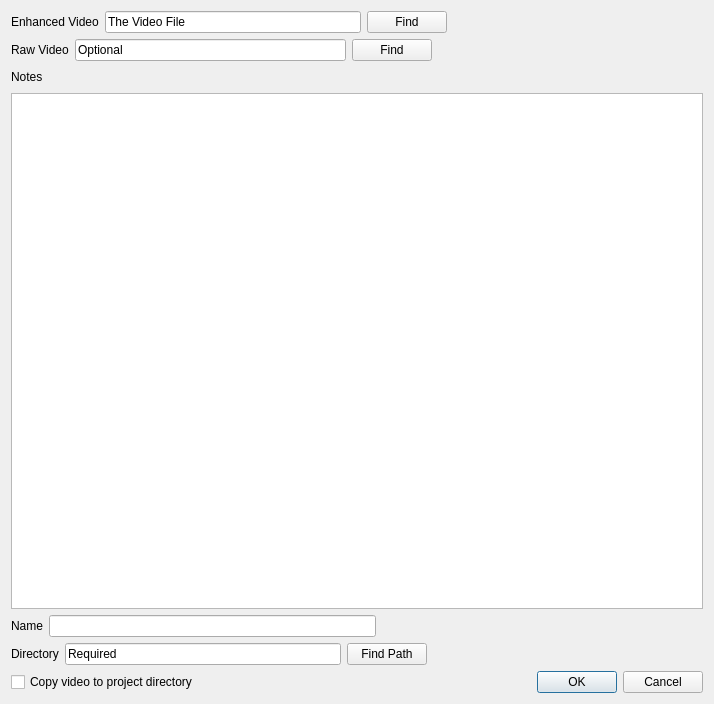
Above: resources/designer_ui/projectstartdialog.ui from jonathanHuwP/CrystalGrowthTracker before the change. Below: the same form after it.
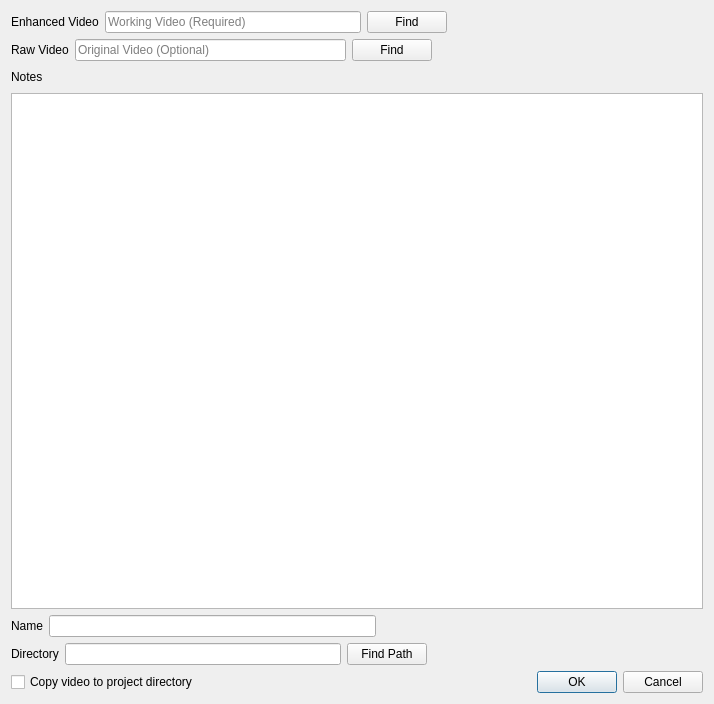
That is the form after the change.

Commit message: Fixed problem if nonexistant raw video

What changed in the file:
```diff
--- a/resources/designer_ui/projectstartdialog.ui
+++ b/resources/designer_ui/projectstartdialog.ui
@@ -29,7 +29,10 @@
         <string>&lt;html&gt;&lt;head/&gt;&lt;body&gt;&lt;p&gt;The video on which CrystalGrowthTracker will run.&lt;/p&gt;&lt;/body&gt;&lt;/html&gt;</string>
        </property>
        <property name="text">
-        <string>The Video File</string>
+        <string/>
+       </property>
+       <property name="placeholderText">
+        <string>Working Video (Required)</string>
        </property>
       </widget>
      </item>
@@ -70,7 +73,10 @@
         <string>&lt;html&gt;&lt;head/&gt;&lt;body&gt;&lt;p&gt;If required the original non-enhanced video.&lt;/p&gt;&lt;/body&gt;&lt;/html&gt;</string>
        </property>
        <property name="text">
-        <string>Optional</string>
+        <string/>
+       </property>
+       <property name="placeholderText">
+        <string>Original Video (Optional)</string>
        </property>
       </widget>
      </item>
@@ -173,7 +179,10 @@
         <string>&lt;html&gt;&lt;head/&gt;&lt;body&gt;&lt;p&gt;The location in which the project directory, holding the results, will be created.&lt;/p&gt;&lt;/body&gt;&lt;/html&gt;</string>
        </property>
        <property name="text">
-        <string>Required</string>
+        <string/>
+       </property>
+       <property name="placeholderText">
+        <string/>
        </property>
       </widget>
      </item>
```
The commit also changes 1 other file.
